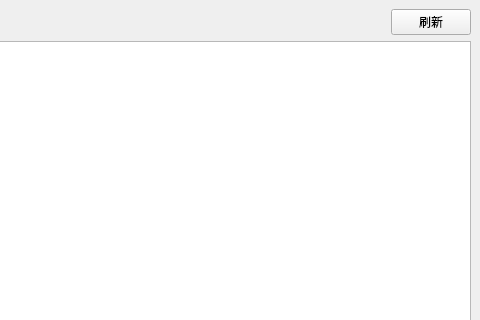
This is View.ui in gssdromen/BaoXianLiPei as Qt 5 draws it before an edit; both pictures show x 350 to 830 and y 0 to 320 of the 830 by 726 pixel window. The edited form follows.
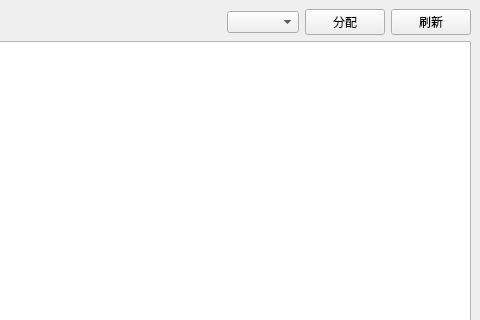
This is the edited form.

The edit to the form file:
```diff
--- a/View.ui
+++ b/View.ui
@@ -18,14 +18,14 @@
     <item row="0" column="1">
      <widget class="QDateEdit" name="date_end"/>
     </item>
-    <item row="0" column="3">
+    <item row="0" column="5">
      <widget class="QPushButton" name="btn_refresh">
       <property name="text">
        <string>刷新</string>
       </property>
      </widget>
     </item>
-    <item row="1" column="0" colspan="4">
+    <item row="1" column="0" colspan="6">
      <widget class="QTableWidget" name="table_insurances">
       <property name="editTriggers">
        <set>QAbstractItemView::NoEditTriggers</set>
@@ -48,6 +48,16 @@
       </property>
      </spacer>
     </item>
+    <item row="0" column="4">
+     <widget class="QPushButton" name="btn_distribute">
+      <property name="text">
+       <string>分配</string>
+      </property>
+     </widget>
+    </item>
+    <item row="0" column="3">
+     <widget class="QComboBox" name="box_supporters"/>
+    </item>
    </layout>
   </widget>
   <widget class="QMenuBar" name="menubar">
```
